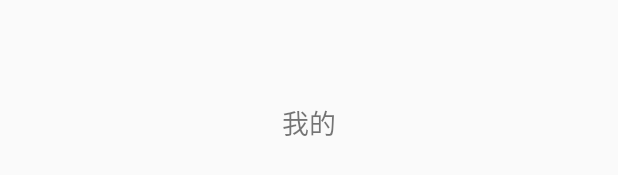
After one commit to BetterZhang/AndroidBase, an Android app: the layout fragment_home_personal.xml on its own in the app's theme, with its tools: preview values and no code run, on a phone screen of 412 x 824 dp. The commit adds this screen. Shown: the part 495-670 px from the top of the screen. Run offline under Robolectric (Android 15) with nearby library versions, the phone set to English and light mode, and no system bars.

Commit message:
add four fragments

```diff
--- /dev/null
+++ b/app/src/main/res/layout/fragment_home_personal.xml
@@ -0,0 +1,15 @@
+<?xml version="1.0" encoding="utf-8"?>
+<LinearLayout
+    xmlns:android="http://schemas.android.com/apk/res/android"
+    android:orientation="vertical"
+    android:layout_width="match_parent"
+    android:layout_height="match_parent">
+
+    <TextView
+        android:layout_width="match_parent"
+        android:layout_height="match_parent"
+        android:gravity="center"
+        android:text="@string/tab_personal_text"
+        android:textSize="18sp"/>
+
+</LinearLayout>
```
Also changed, not shown: app/src/main/java/com/betterzhang/androidbase/ui/main/HomePageFragment.java (added, +21 -0 lines), app/src/main/java/com/betterzhang/androidbase/ui/main/MainActivity.java (+40 -6 lines), app/src/main/java/com/betterzhang/androidbase/ui/market/HomeMarketFragment.java (added, +21 -0 lines), app/src/main/java/com/betterzhang/androidbase/ui/personal/HomePersonalFragment.java (added, +21 -0 lines), app/src/main/java/com/betterzhang/androidbase/ui/trade/HomeTradeFragment.java (added, +21 -0 lines), app/src/main/res/layout/fragment_home_market.xml (added, +15 -0 lines), app/src/main/res/layout/fragment_home_page.xml (added, +15 -0 lines), app/src/main/res/layout/fragment_home_trade.xml (added, +15 -0 lines).
